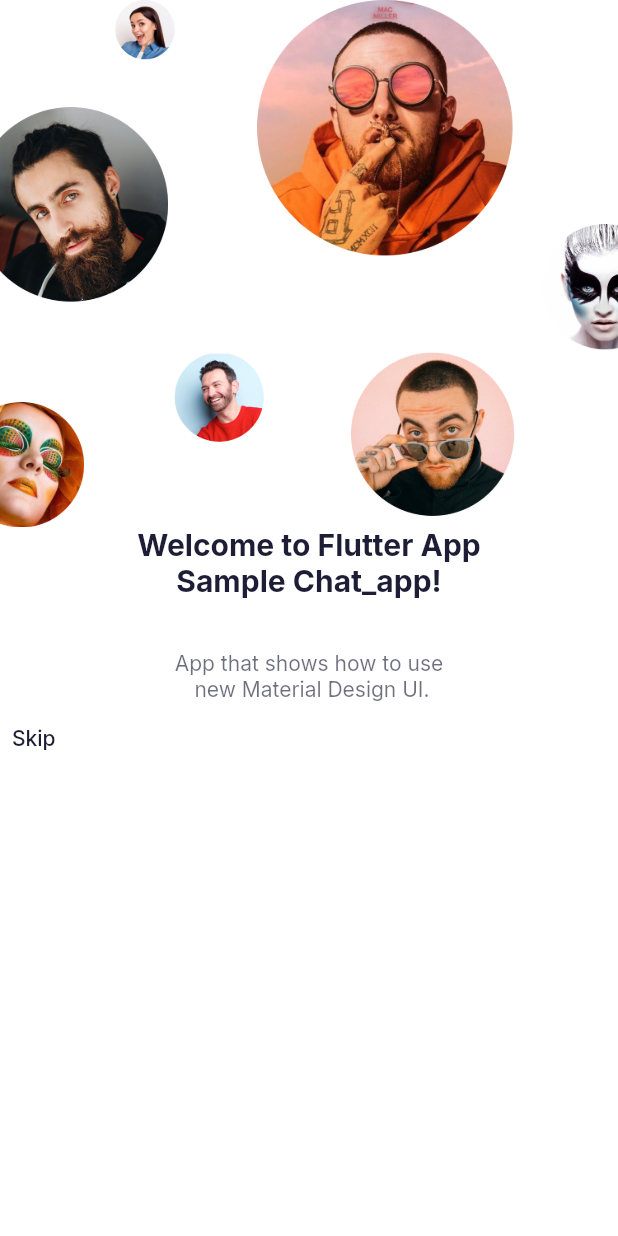
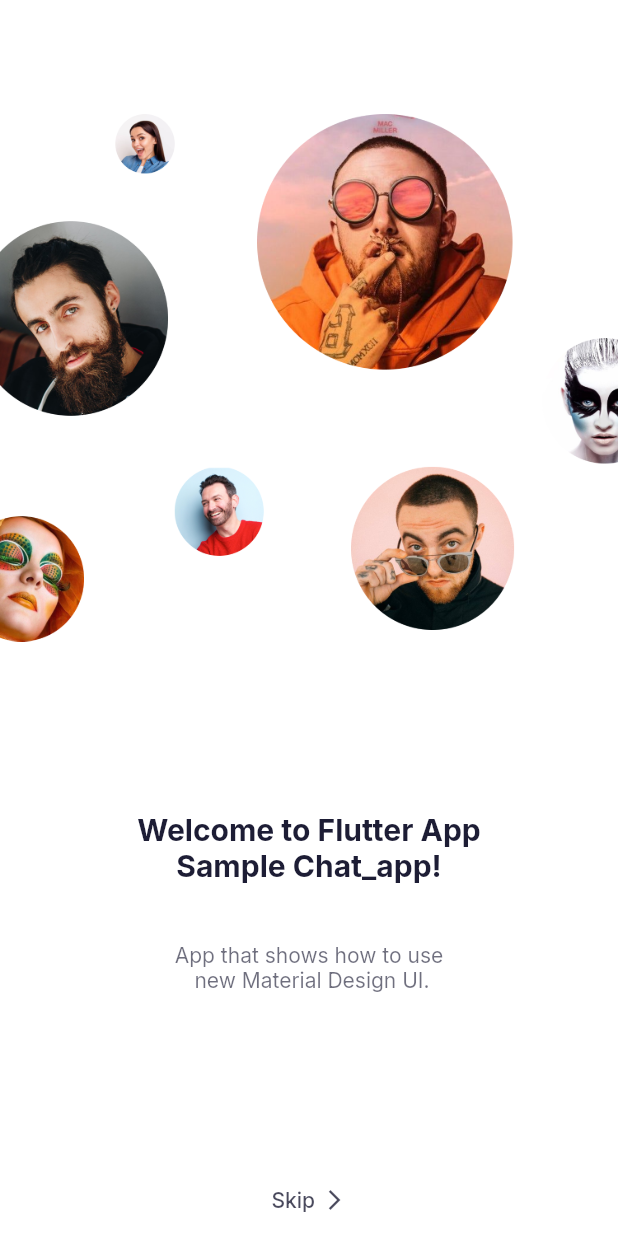
Before and after one commit to aswinjayaji/flutter-app, a Flutter app: the screen it shows after launch, on a phone screen of 412 x 824 dp. Run offline on Flutter 3.47's test engine with Material 2 defaults, Android fonts, the phone set to English and light mode, and no system bars; our stand-ins replace google_fonts.

Commit message:
added ws

```diff
--- a/lib/screens/welcome/welcome_screen.dart
+++ b/lib/screens/welcome/welcome_screen.dart
@@ -1,3 +1,4 @@
+import 'package:chat_app/constants.dart';
 import 'package:flutter/material.dart';
 
 class WelcomeScreen extends StatelessWidget {
@@ -7,7 +8,9 @@ class WelcomeScreen extends StatelessWidget {
       body: SafeArea(
         child: Column(
           children: [
+            Spacer(flex: 2),
             Image.asset("assets/images/welcome_image.png"),
+            Spacer(flex: 3),
             Text(
               "Welcome to Flutter App \nSample Chat_app!", //for text features
               textAlign: TextAlign.center,
@@ -16,7 +19,7 @@ class WelcomeScreen extends StatelessWidget {
                   .headline6!
                   .copyWith(fontWeight: FontWeight.bold),
             ),
-            Text("\n"),
+            Spacer(),
             Text(
               "App that shows how to use\n new Material Design UI.",
               textAlign: TextAlign.center,
@@ -28,15 +31,36 @@ class WelcomeScreen extends StatelessWidget {
                     .withOpacity(0.64),
               ),
             ),
-            TextButton(
-                onPressed: () {},
-                child: Row(
-                  children: [
-                    Text("Skip",
-                        style:
-                            Theme.of(context).textTheme.bodyText1!.copyWith()),
-                  ],
-                ))
+            Spacer(flex: 3),
+            FittedBox(
+                child: TextButton(
+                    onPressed: () {},
+                    child: Row(
+                      children: [
+                        Text(
+                          "Skip",
+                          textAlign: TextAlign.center,
+                          style:
+                              Theme.of(context).textTheme.bodyText1!.copyWith(
+                                    color: Theme.of(context)
+                                        .textTheme
+                                        .bodyText1!
+                                        .color!
+                                        .withOpacity(0.8),
+                                  ),
+                        ),
+                        SizedBox(width: kDefaultPadding / 4),
+                        Icon(
+                          Icons.arrow_forward_ios,
+                          size: 16,
+                          color: Theme.of(context)
+                              .textTheme
+                              .bodyText1!
+                              .color!
+                              .withOpacity(0.8),
+                        )
+                      ],
+                    )))
           ],
         ),
       ),
```
